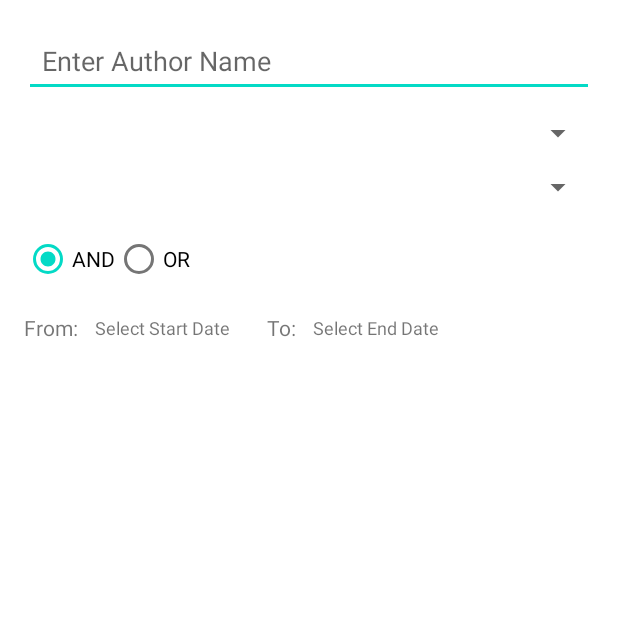
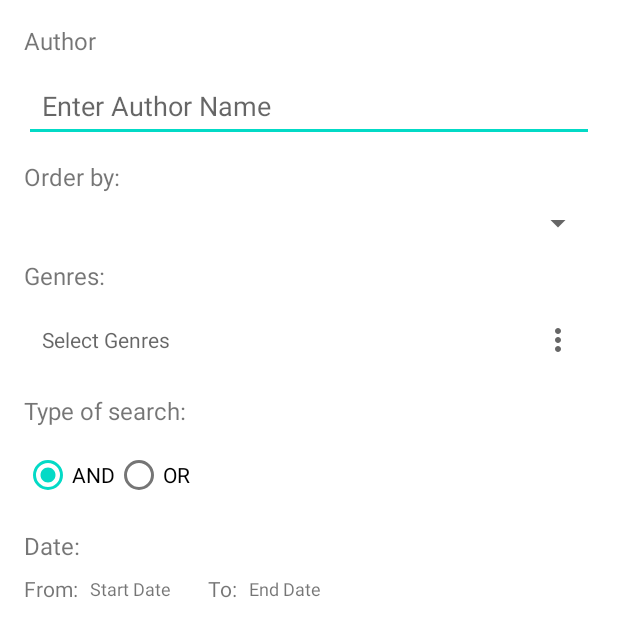
Before and after one commit to Binh0307/ReadingApp, an Android app built with Jetpack Compose: the layout dialog_filter_author.xml on its own in the app's theme, with its tools: preview values and no code run, on a phone screen of 412 x 824 dp. Shown: the top 637 px of the screen. Run offline under Robolectric (Android 15) with nearby library versions, the light colour scheme and no system bars.

Commit message:
fix filter

```diff
--- a/app/src/main/res/layout/dialog_filter_author.xml
+++ b/app/src/main/res/layout/dialog_filter_author.xml
@@ -6,6 +6,14 @@
     android:gravity="center_horizontal">
 
     <!-- Author input -->
+    <TextView
+        android:layout_width="match_parent"
+        android:layout_height="wrap_content"
+        android:text="Author"
+        android:textSize="16sp"
+        android:layout_marginBottom="8dp"
+        android:gravity="start" />
+
     <EditText
         android:id="@+id/authorEt"
         android:layout_width="match_parent"
@@ -13,10 +21,17 @@
         android:hint="Enter Author Name"
         android:inputType="text"
         android:layout_marginBottom="12dp"
-        android:padding="12dp"
-        />
+        android:padding="12dp" />
 
     <!-- Sort Spinner -->
+    <TextView
+        android:layout_width="match_parent"
+        android:layout_height="wrap_content"
+        android:text="Order by:"
+        android:textSize="16sp"
+        android:layout_marginBottom="8dp"
+        android:gravity="start" />
+
     <Spinner
         android:id="@+id/sortSpinner"
         android:layout_width="match_parent"
@@ -24,14 +39,36 @@
         android:spinnerMode="dropdown"
         android:layout_marginBottom="12dp" />
 
-    <!-- Genre Spinner -->
-    <Spinner
-        android:id="@+id/genreSpinner"
+    <!-- Genre Selection TextView -->
+    <TextView
         android:layout_width="match_parent"
         android:layout_height="wrap_content"
+        android:text="Genres:"
+        android:textSize="16sp"
+        android:layout_marginBottom="8dp"
+        android:gravity="start" />
+
+    <TextView
+        android:id="@+id/genreTextView"
+        android:layout_width="match_parent"
+        android:layout_height="wrap_content"
+        android:hint="Select Genres"
+        android:padding="12dp"
+        android:gravity="center_vertical"
+        android:drawableEnd="@drawable/ic_more_blac"
+        android:clickable="true"
+        android:focusable="true"
         android:layout_marginBottom="12dp" />
 
     <!-- Condition RadioGroup -->
+    <TextView
+        android:layout_width="match_parent"
+        android:layout_height="wrap_content"
+        android:text="Type of search:"
+        android:textSize="16sp"
+        android:layout_marginBottom="8dp"
+        android:gravity="start" />
+
     <RadioGroup
         android:id="@+id/conditionRadioGroup"
         android:layout_width="match_parent"
@@ -54,6 +91,14 @@
     </RadioGroup>
 
     <!-- Date Filter in one row -->
+    <TextView
+        android:layout_width="match_parent"
+        android:layout_height="wrap_content"
+        android:text="Date:"
+        android:textSize="16sp"
+        android:layout_marginBottom="8dp"
+        android:gravity="start" />
+
     <LinearLayout
         android:layout_width="match_parent"
         android:layout_height="wrap_content"
@@ -65,7 +110,7 @@
         <TextView
             android:layout_width="wrap_content"
             android:layout_height="wrap_content"
-            android:text="From: "
+            android:text="From:"
             android:textSize="14sp"
             android:layout_marginEnd="8dp" />
 
@@ -74,7 +119,7 @@
             android:id="@+id/selectedStartDateTv"
             android:layout_width="wrap_content"
             android:layout_height="wrap_content"
-            android:text="Select Start Date"
+            android:text="Start Date"
             android:textSize="12sp"
             android:paddingEnd="12dp"
             android:background="?android:attr/selectableItemBackground"
@@ -86,7 +131,7 @@
         <TextView
             android:layout_width="wrap_content"
             android:layout_height="wrap_content"
-            android:text="To: "
+            android:text="To:"
             android:textSize="14sp"
             android:layout_marginEnd="8dp" />
 
@@ -95,7 +140,7 @@
             android:id="@+id/selectedEndDateTv"
             android:layout_width="wrap_content"
             android:layout_height="wrap_content"
-            android:text="Select End Date"
+            android:text="End Date"
             android:textSize="12sp"
             android:paddingEnd="12dp"
             android:background="?android:attr/selectableItemBackground"
@@ -115,4 +160,15 @@
         android:layout_marginBottom="12dp"
         android:layout_gravity="center" />
 
+    <!-- Reset Button -->
+    <Button
+        android:id="@+id/resetButton"
+        android:layout_width="match_parent"
+        android:layout_height="wrap_content"
+        android:text="Reset Filter"
+        android:padding="12dp"
+        android:background="?android:attr/selectableItemBackground"
+        android:textColor="@android:color/white"
+        android:layout_gravity="center" />
+
 </LinearLayout>
```
Also changed, not shown: app/src/main/java/com/CatEatDog/bookapp/SearchByNameFragment.kt (+113 -36 lines).
